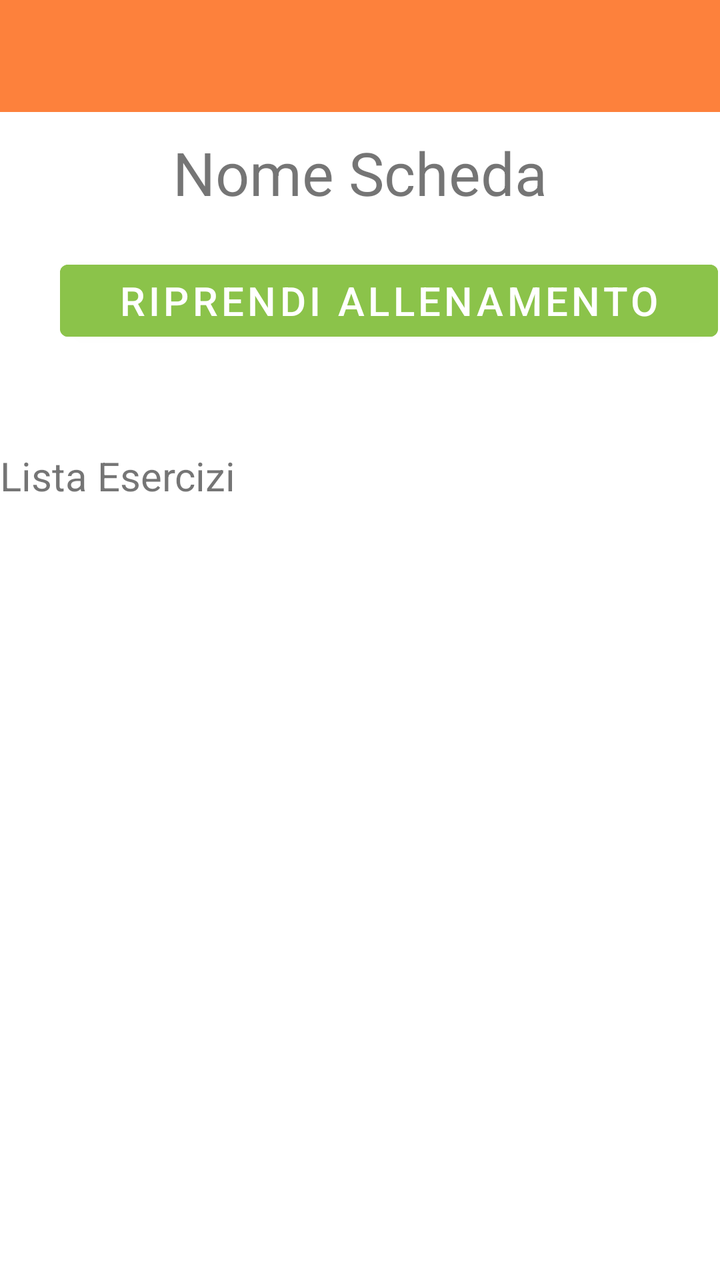
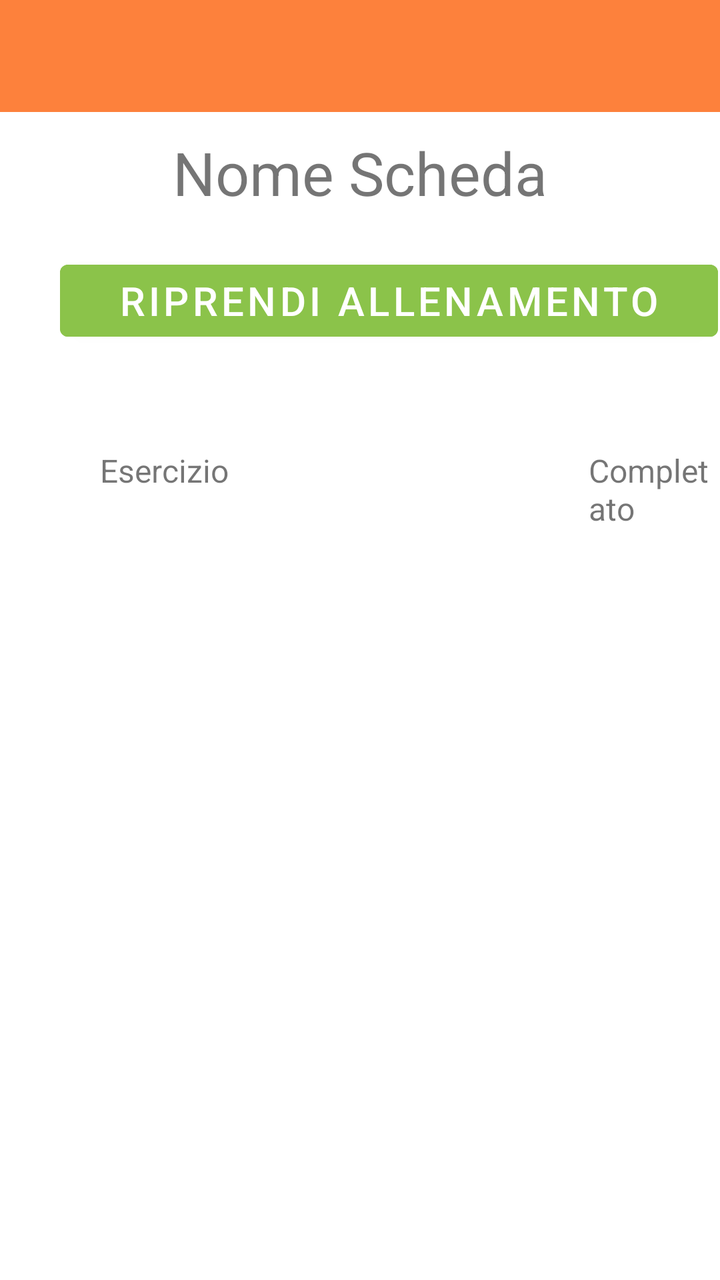

An Android layout rendered at two revisions. The XML below is the earlier revision; the diff shows what the commit changed to produce the second picture.
<!-- AndroidManifest.xml: application theme Theme.YourCali -->
<!-- res/layout/activity_workout_plan_overview.xml -->
<?xml version="1.0" encoding="utf-8"?>
<androidx.constraintlayout.widget.ConstraintLayout xmlns:android="http://schemas.android.com/apk/res/android"
    xmlns:app="http://schemas.android.com/apk/res-auto"
    xmlns:tools="http://schemas.android.com/tools"
    android:layout_width="match_parent"
    android:layout_height="match_parent"
    tools:context=".WorkoutPlanOverviewActivity">


    <LinearLayout
        android:layout_width="match_parent"
        android:layout_height="match_parent"
        android:orientation="vertical">

        <com.google.android.material.appbar.AppBarLayout
            android:layout_width="match_parent"
            android:layout_height="wrap_content"
            app:layout_constraintEnd_toEndOf="parent"
            app:layout_constraintStart_toStartOf="parent"
            app:layout_constraintTop_toTopOf="parent">

            <androidx.appcompat.widget.Toolbar
                android:id="@+id/myToolbarAllenamento"
                android:layout_width="match_parent"
                android:layout_height="wrap_content"
                android:background="@color/Orange"
                android:minHeight="?attr/actionBarSize"
                android:theme="@style/MyThemeOverlay_Toolbar2" />
        </com.google.android.material.appbar.AppBarLayout>

        <Space
            android:layout_width="match_parent"
            android:layout_height="10sp"/>

        <TextView
            android:layout_width="wrap_content"
            android:layout_height="wrap_content"
            android:id="@+id/nomeSchedaOverview"
            android:text="Nome Scheda"
            android:textSize="30sp"
            android:layout_gravity="center"/>
        <Space
            android:layout_width="match_parent"
            android:layout_height="20sp"/>

        <Button
            android:id="@+id/buttonSchedaOverview"
            android:layout_width="329dp"
            android:layout_height="wrap_content"
            android:layout_marginHorizontal="30sp"
            android:backgroundTint="#8BC34A"
            android:text="Riprendi allenamento"
            android:textSize="20sp" />

        <Space
            android:layout_width="match_parent"
            android:layout_height="50sp"/>

        <TextView
            android:layout_width="wrap_content"
            android:layout_height="wrap_content"
            android:text="Lista Esercizi"
            android:textSize="20sp"/>

        <ScrollView
            android:layout_width="match_parent"
            android:layout_height="match_parent">


            <androidx.recyclerview.widget.RecyclerView
                android:layout_width="match_parent"
                android:layout_height="match_parent"
                android:id="@+id/recyclerSchedaOverview"/>

        </ScrollView>


    </LinearLayout>

</androidx.constraintlayout.widget.ConstraintLayout>
<!-- resources referenced by this layout -->
<resources>
  <color name="Orange">#FD813C</color>
  <style name="MyThemeOverlay_Toolbar2" parent="ThemeOverlay.MaterialComponents.Toolbar.Primary">
          
          <item name="android:textColorPrimary">@color/white</item>
  
          
          <item name="colorOnPrimary">@color/white</item>
      </style>
  <style name="Theme.YourCali" parent="Theme.MaterialComponents.DayNight.NoActionBar">
          
          <item name="colorPrimary">@color/purple_500</item>
          <item name="colorPrimaryVariant">@color/purple_700</item>
          <item name="colorOnPrimary">@color/white</item>
          
          <item name="colorSecondary">@color/teal_200</item>
          <item name="colorSecondaryVariant">@color/teal_700</item>
          <item name="colorOnSecondary">@color/black</item>
          
          <item name="android:statusBarColor">@color/DarkOrange</item>
          
      </style>
  <color name="white">#FFFFFFFF</color>
  <color name="purple_500">#FF6200EE</color>
  <color name="purple_700">#FF3700B3</color>
  <color name="teal_200">#FF03DAC5</color>
  <color name="teal_700">#FF018786</color>
  <color name="black">#FF000000</color>
  <color name="DarkOrange">#FF6F1F</color>
</resources>

<!-- the commit's change to res/layout/activity_workout_plan_overview.xml (unified diff, before → after) -->
@@ -56,11 +56,26 @@
             android:layout_width="match_parent"
             android:layout_height="50sp"/>
 
-        <TextView
-            android:layout_width="wrap_content"
+        <LinearLayout
+            android:layout_width="match_parent"
             android:layout_height="wrap_content"
-            android:text="Lista Esercizi"
-            android:textSize="20sp"/>
+            android:orientation="horizontal">
+
+            <TextView
+                android:layout_width="wrap_content"
+                android:layout_height="wrap_content"
+                android:layout_marginStart="50sp"
+                android:text="Esercizio"
+                android:textSize="16sp" />
+
+            <TextView
+                android:id="@+id/textView"
+                android:layout_width="wrap_content"
+                android:layout_height="wrap_content"
+                android:layout_marginStart="180sp"
+                android:text="Completato"
+                android:textSize="16sp" />
+        </LinearLayout>
 
         <ScrollView
             android:layout_width="match_parent"
